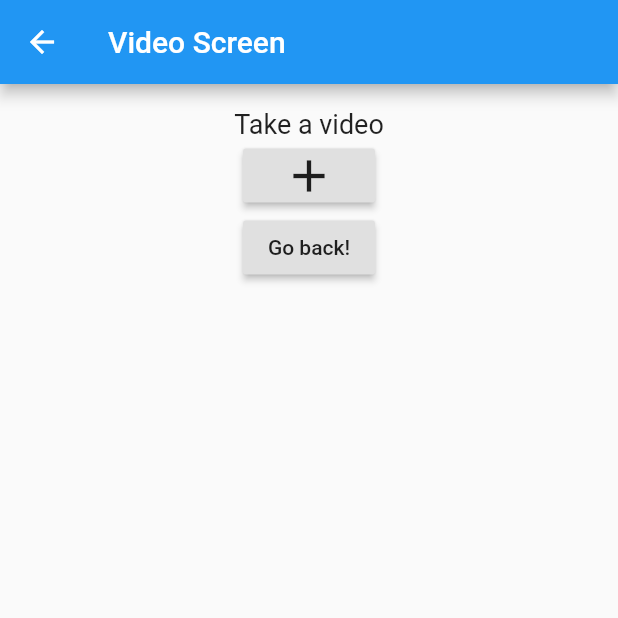
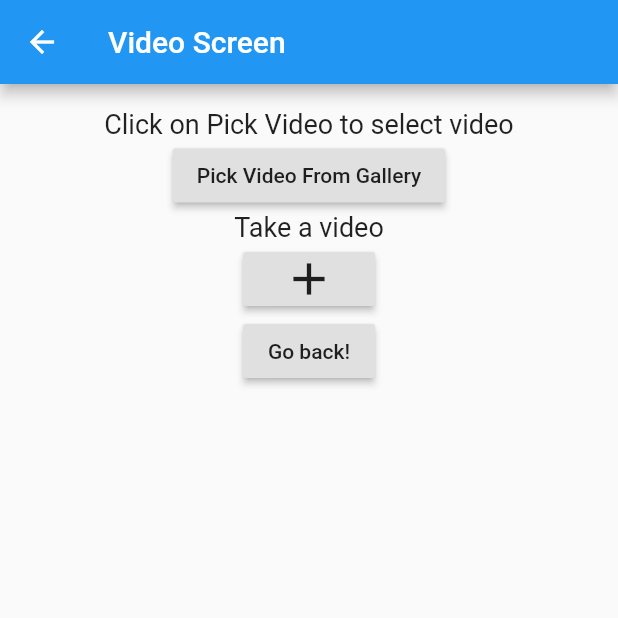
Before and after one commit to Tucker863/camera_app, a Flutter app: the VideoScreen screen opened by its route, on a phone screen of 412 x 824 dp, the top half of it. Run offline on Flutter 3.47's test engine with Material 2 defaults, Android fonts, the phone set to English and light mode, and no system bars; our stand-ins replace image_picker, video_player.

Commit message:
added read image/video from phone storage

```diff
--- a/lib/main.dart
+++ b/lib/main.dart
@@ -59,7 +59,16 @@ class ImageScreen extends StatefulWidget {
 
 class _ImageScreenState extends State<ImageScreen>{
 
+  File _image;
   File _cameraImage;
+
+  _pickImageFromGallery() async {
+    File image = await  ImagePicker.pickImage(source: ImageSource.gallery, imageQuality: 50);
+
+    setState(() {
+      _image = image;
+    });
+  }
 
   _pickImageFromCamera() async {
     File image = await  ImagePicker.pickImage(source: ImageSource.camera, imageQuality: 50);
@@ -92,6 +101,19 @@ class _ImageScreenState extends State<ImageScreen>{
                 padding: const EdgeInsets.all(16.0),
                 child: Column(
                     children: <Widget>[
+                      if(_image != null)
+                        Image.file(_image)
+                      else
+                        Text("Click on Pick Image to select an Image", style: TextStyle(fontSize: 18.0),),
+                      RaisedButton(
+                        onPressed: () {
+                          _pickImageFromGallery();
+                        },
+                        child: Text("Pick Image From Gallery"),
+                      ),
+                      SizedBox(
+                        height: 16.0,
+                      ),
                       if(_cameraImage != null)
                         Image.file(_cameraImage)
                       else
@@ -129,9 +151,20 @@ class VideoScreen extends StatefulWidget {
 
 class _VideoScreenState extends State<VideoScreen>{
 
+  File _video;
   File _cameraVideo;
 
+  VideoPlayerController _videoPlayerController;
   VideoPlayerController _cameraVideoPlayerController;
+
+  _pickVideo() async {
+    File video = await ImagePicker.pickVideo(source: ImageSource.gallery);
+    _video = video;
+    _videoPlayerController = VideoPlayerController.file(_video)..initialize().then((_) {
+      setState(() { });
+      _videoPlayerController.play();
+    });
+  }
 
   _pickVideoFromCamera() async {
     File video = await ImagePicker.pickVideo(source: ImageSource.camera);
@@ -153,6 +186,21 @@ class _VideoScreenState extends State<VideoScreen>{
                 padding: const EdgeInsets.all(16.0),
                 child: Column(
                     children: <Widget>[
+                      if(_video != null)
+                        _videoPlayerController.value.initialized
+                            ? AspectRatio(
+                          aspectRatio: _videoPlayerController.value.aspectRatio,
+                          child: VideoPlayer(_videoPlayerController),
+                        )
+                            : Container()
+                      else
+                        Text("Click on Pick Video to select video", style: TextStyle(fontSize: 18.0),),
+                      RaisedButton(
+                        onPressed: () {
+                          _pickVideo();
+                        },
+                        child: Text("Pick Video From Gallery"),
+                      ),
 
                       if(_cameraVideo != null)
                         _cameraVideoPlayerController.value.initialized
```
